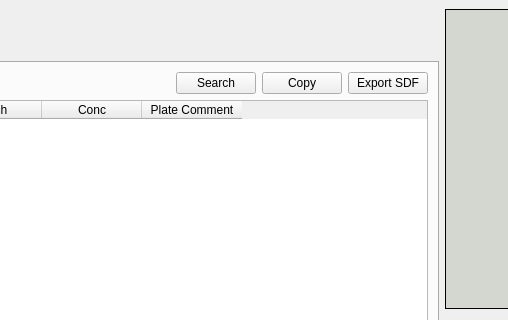
Old version of the form frontend/assets/searchwindow.ui in the repository dahlbma/cello; both pictures show x 757 to 1265 and y 0 to 320 of the 1511 by 810 pixel window.
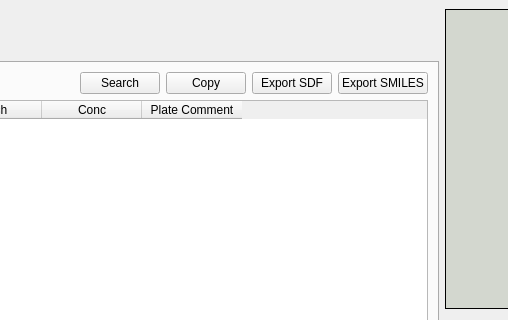
New version of the form. The open tabs and pages were chosen to show the change.

Commit message: Add export SMILES

What changed in the file:
```diff
--- a/frontend/assets/searchwindow.ui
+++ b/frontend/assets/searchwindow.ui
@@ -1169,6 +1169,15 @@
                   </property>
                  </widget>
                 </item>
+
+                <item>
+                 <widget class="QPushButton" name="smilesExportBatchesInPlates_btn">
+                  <property name="text">
+                   <string>Export SMILES</string>
+                  </property>
+                 </widget>
+                </item>
+		
                </layout>
               </item>
               <item>
```
Left out of the diff: 1 changed line with no effect on the pictures. The commit also changes 2 other files.
